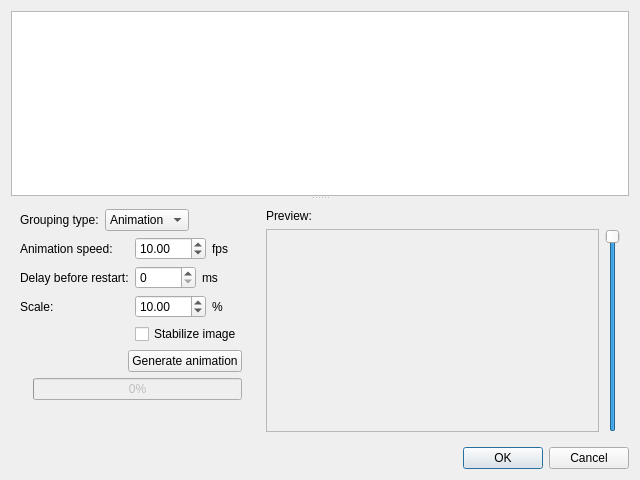
Kicer86/photobroom, file src/gui/desktop/ui/photos_grouping_dialog.ui: the form before one commit.
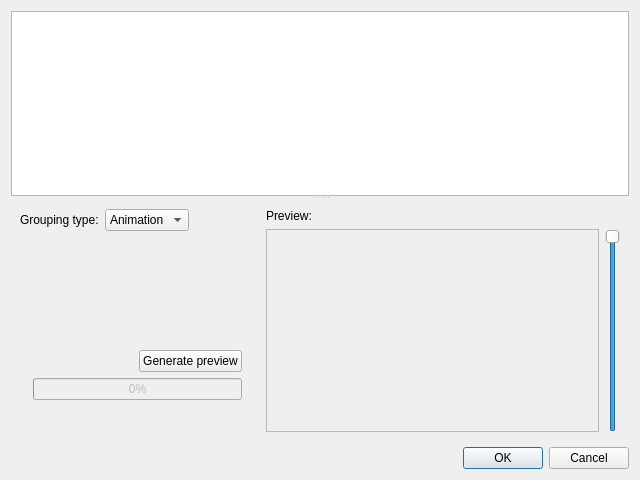
The form after the commit. The open tabs and pages were chosen to show the change.

Commit message: renaming items to more accurate + options for HDR added

What changed in the file:
```diff
--- a/src/gui/desktop/ui/photos_grouping_dialog.ui
+++ b/src/gui/desktop/ui/photos_grouping_dialog.ui
@@ -197,6 +197,7 @@
               </item>
              </layout>
             </widget>
+            <widget class="QWidget" name="hdrOptions"/>
            </widget>
           </item>
           <item>
@@ -204,7 +205,7 @@
             <item row="0" column="1">
              <widget class="QPushButton" name="applyButton">
               <property name="text">
-               <string>Generate animation</string>
+               <string>Generate preview</string>
               </property>
              </widget>
             </item>
```
Left out of the diff: 2 changed lines with no effect on the pictures. The commit also changes 3 other files.
